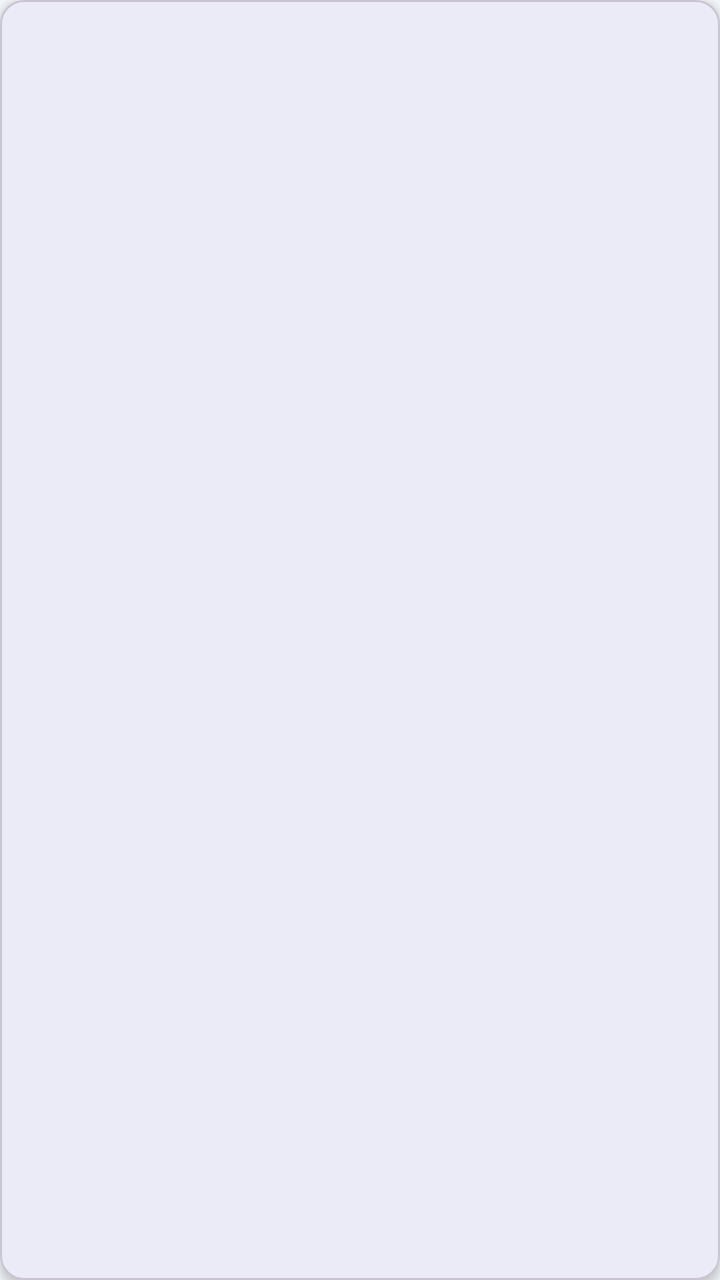
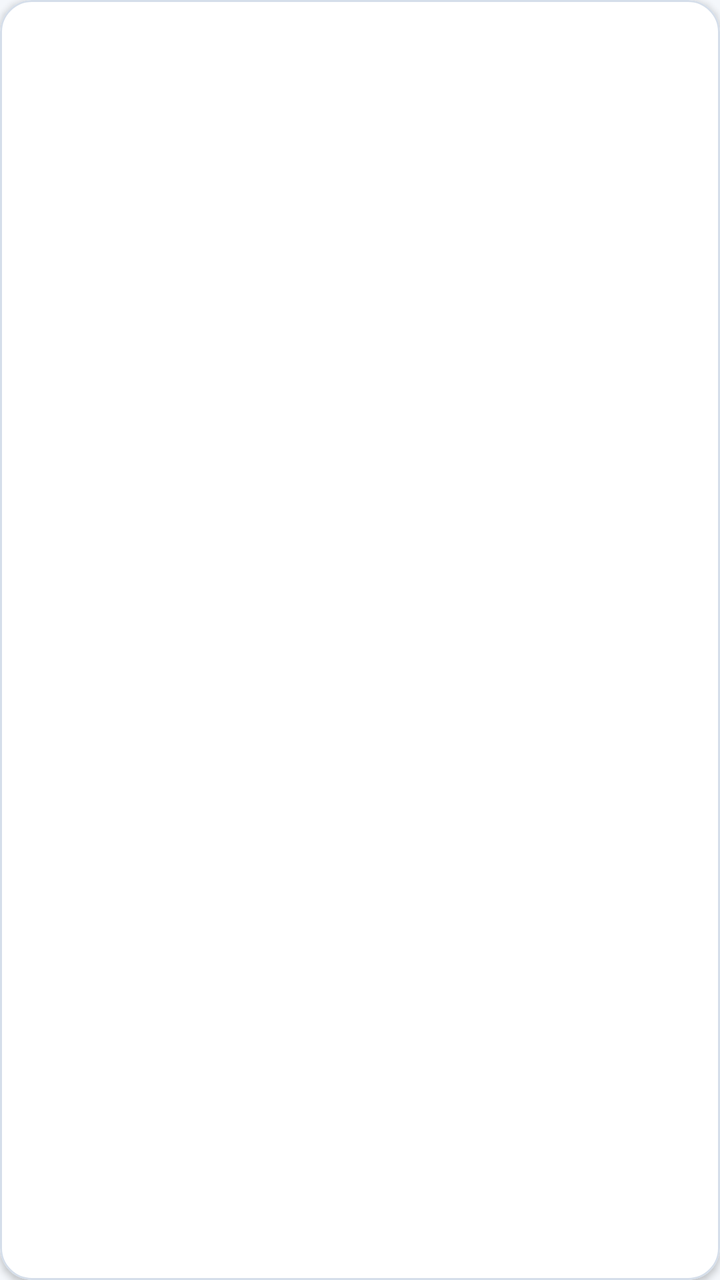

Compare the two renders of this Android layout. The source of the first and the diff that turns it into the second are given below.
<!-- AndroidManifest.xml: application theme Theme.Jokoa -->
<!-- res/layout/item_fila.xml -->
<?xml version="1.0" encoding="utf-8"?>
<com.google.android.material.card.MaterialCardView xmlns:android="http://schemas.android.com/apk/res/android"
    xmlns:app="http://schemas.android.com/apk/res-auto"
    android:layout_width="match_parent"
    android:layout_height="wrap_content"
    android:layout_margin="8dp"
    app:cardCornerRadius="12dp"
    app:cardElevation="3dp">

    <LinearLayout
        android:layout_width="match_parent"
        android:layout_height="wrap_content"
        android:orientation="vertical"
        android:padding="16dp">

        <LinearLayout
            android:layout_width="match_parent"
            android:layout_height="wrap_content"
            android:orientation="horizontal">

            <TextView
                android:id="@+id/tvTitulo"
                android:layout_width="0dp"
                android:layout_height="wrap_content"
                android:layout_weight="1"
                android:textColor="@color/jokoa_texto"
                android:textSize="16sp"
                android:textStyle="bold" />

            <TextView
                android:id="@+id/tvDerecha"
                android:layout_width="wrap_content"
                android:layout_height="wrap_content"
                android:layout_marginStart="8dp"
                android:textColor="@color/jokoa_azul"
                android:textSize="16sp"
                android:textStyle="bold" />
        </LinearLayout>

        <TextView
            android:id="@+id/tvDetalle"
            android:layout_width="match_parent"
            android:layout_height="wrap_content"
            android:layout_marginTop="6dp"
            android:lineSpacingExtra="2dp"
            android:textSize="14sp" />

        <com.google.android.material.button.MaterialButton
            android:id="@+id/btnAccion"
            android:layout_width="wrap_content"
            android:layout_height="wrap_content"
            android:layout_marginTop="8dp"
            android:visibility="gone"
            app:backgroundTint="@color/jokoa_coral_oscuro" />
    </LinearLayout>
</com.google.android.material.card.MaterialCardView>
<!-- resources referenced by this layout -->
<resources>
  <style name="Base.Theme.Jokoa" parent="Theme.Material3.Light.NoActionBar">
          <item name="colorPrimary">@color/jokoa_azul</item>
          <item name="colorOnPrimary">@android:color/white</item>
          <item name="colorSecondary">@color/jokoa_coral_oscuro</item>
          <item name="colorOnSecondary">@android:color/white</item>
          <item name="colorSecondaryContainer">@color/jokoa_azul_claro</item>
          <item name="colorOnSecondaryContainer">@color/jokoa_azul</item>
          <item name="android:windowBackground">@color/jokoa_fondo</item>
          <item name="android:textColorPrimary">@color/jokoa_texto</item>
      </style>
  <!-- unchanged entries left out for length: 6 -->
</resources>

<!-- the commit's change to res/layout/item_fila.xml (unified diff, before → after) -->
@@ -1,11 +1,8 @@
 <?xml version="1.0" encoding="utf-8"?>
-<com.google.android.material.card.MaterialCardView xmlns:android="http://schemas.android.com/apk/res/android"
-    xmlns:app="http://schemas.android.com/apk/res-auto"
+<com.google.android.material.card.MaterialCardView xmlns:android="http://schemas.android.com/apk/res/android" xmlns:app="http://schemas.android.com/apk/res-auto" xmlns:tools="http://schemas.android.com/tools"
     android:layout_width="match_parent"
     android:layout_height="wrap_content"
-    android:layout_margin="8dp"
-    app:cardCornerRadius="12dp"
-    app:cardElevation="3dp">
+    android:layout_marginBottom="12dp">
 
     <LinearLayout
         android:layout_width="match_parent"
@@ -16,6 +13,7 @@
         <LinearLayout
             android:layout_width="match_parent"
             android:layout_height="wrap_content"
+            android:gravity="top"
             android:orientation="horizontal">
 
             <TextView
@@ -31,11 +29,28 @@
                 android:id="@+id/tvDerecha"
                 android:layout_width="wrap_content"
                 android:layout_height="wrap_content"
-                android:layout_marginStart="8dp"
+                android:layout_marginStart="12dp"
                 android:textColor="@color/jokoa_azul"
                 android:textSize="16sp"
                 android:textStyle="bold" />
+
+            <TextView
+                android:id="@+id/chipEstado"
+                android:layout_width="wrap_content"
+                android:layout_height="wrap_content"
+                android:layout_marginStart="12dp"
+                android:visibility="gone" />
         </LinearLayout>
+
+        <TextView
+            android:id="@+id/tvSubtitulo"
+            android:layout_width="match_parent"
+            android:layout_height="wrap_content"
+            android:layout_marginTop="6dp"
+            android:textColor="@color/jokoa_azul"
+            android:textSize="14sp"
+            android:textStyle="bold"
+            android:visibility="gone" />
 
         <TextView
             android:id="@+id/tvDetalle"
@@ -43,14 +58,32 @@
             android:layout_height="wrap_content"
             android:layout_marginTop="6dp"
             android:lineSpacingExtra="2dp"
+            android:textColor="@color/jokoa_texto_2"
             android:textSize="14sp" />
+
+        <TextView
+            android:id="@+id/tvPie"
+            android:layout_width="match_parent"
+            android:layout_height="wrap_content"
+            android:layout_marginTop="8dp"
+            android:textColor="@color/jokoa_texto_2"
+            android:textSize="12sp"
+            android:visibility="gone" />
+
+        <TextView
+            android:id="@+id/chipPie"
+            android:layout_width="wrap_content"
+            android:layout_height="wrap_content"
+            android:layout_marginTop="10dp"
+            android:visibility="gone" />
 
         <com.google.android.material.button.MaterialButton
             android:id="@+id/btnAccion"
+            style="@style/Widget.Jokoa.Button.Compacto"
             android:layout_width="wrap_content"
             android:layout_height="wrap_content"
-            android:layout_marginTop="8dp"
-            android:visibility="gone"
-            app:backgroundTint="@color/jokoa_coral_oscuro" />
+            android:layout_gravity="end"
+            android:layout_marginTop="12dp"
+            android:visibility="gone" />
     </LinearLayout>
 </com.google.android.material.card.MaterialCardView>
<!-- resource entries referenced after the edit -->
@@ -1,14 +1,154 @@
 <!-- resources referenced by this layout -->
 <resources>
+  <color name="jokoa_texto_2">#5B6B82</color>
+  <style name="Widget.Jokoa.Button.Compacto">
+          <item name="android:minHeight">48dp</item>
+          <item name="android:textSize">15sp</item>
+          <item name="backgroundTint">@color/boton_coral_fondo</item>
+      </style>
   <style name="Base.Theme.Jokoa" parent="Theme.Material3.Light.NoActionBar">
           <item name="colorPrimary">@color/jokoa_azul</item>
           <item name="colorOnPrimary">@android:color/white</item>
+          <item name="colorPrimaryContainer">@color/jokoa_azul_claro</item>
+          <item name="colorOnPrimaryContainer">@color/jokoa_azul_noche</item>
           <item name="colorSecondary">@color/jokoa_coral_oscuro</item>
           <item name="colorOnSecondary">@android:color/white</item>
           <item name="colorSecondaryContainer">@color/jokoa_azul_claro</item>
-          <item name="colorOnSecondaryContainer">@color/jokoa_azul</item>
+          <item name="colorOnSecondaryContainer">@color/jokoa_azul_noche</item>
+          <item name="colorTertiaryContainer">@color/jokoa_coral_tenue</item>
+          <item name="colorOnTertiaryContainer">@color/jokoa_coral_oscuro</item>
+          <item name="colorSurface">@color/jokoa_superficie</item>
+          <item name="colorOnSurface">@color/jokoa_texto</item>
+          <item name="colorOnSurfaceVariant">@color/jokoa_texto_2</item>
+          <item name="colorOutline">@color/jokoa_borde_campo</item>
+          <item name="colorOutlineVariant">@color/jokoa_borde</item>
+          <item name="colorError">@color/jokoa_coral_oscuro</item>
+          <item name="android:colorBackground">@color/jokoa_fondo</item>
           <item name="android:windowBackground">@color/jokoa_fondo</item>
           <item name="android:textColorPrimary">@color/jokoa_texto</item>
+          <item name="android:textColorSecondary">@color/jokoa_texto_2</item>
+          
+          <item name="elevationOverlayEnabled">false</item>
+  
+  
+          <item name="materialButtonStyle">@style/Widget.Jokoa.Button</item>
+          <item name="materialCardViewStyle">@style/Widget.Jokoa.Card</item>
+          <item name="textInputStyle">@style/Widget.Jokoa.TextInput</item>
+          <item name="bottomNavigationStyle">@style/Widget.Jokoa.BottomNav</item>
+          <item name="tabStyle">@style/Widget.Jokoa.Tabs</item>
+          <item name="materialAlertDialogTheme">@style/ThemeOverlay.Jokoa.Dialogo</item>
+      </style>
+  <color name="jokoa_azul_noche">#0F3F6E</color>
+  <color name="jokoa_coral_tenue">#FDEEE8</color>
+  <color name="jokoa_superficie">#FFFFFF</color>
+  <color name="jokoa_borde_campo">#6F7F96</color>
+  <color name="jokoa_borde">#D5DEEA</color>
+  <style name="Widget.Jokoa.Button" parent="Widget.Material3.Button">
+          <item name="android:minHeight">56dp</item>
+          <item name="android:textSize">16sp</item>
+          <item name="android:textStyle">bold</item>
+          <item name="android:textAllCaps">false</item>
+          <item name="android:letterSpacing">0</item>
+          <item name="android:textColor">@color/boton_texto</item>
+          <item name="android:stateListAnimator">@animator/boton_pulsar</item>
+          <item name="backgroundTint">@color/boton_azul_fondo</item>
+          <item name="cornerRadius">14dp</item>
+          <item name="iconTint">@color/boton_texto</item>
+          <item name="iconGravity">textStart</item>
+          <item name="iconPadding">8dp</item>
+      </style>
+  <style name="Widget.Jokoa.Card" parent="Widget.Material3.CardView.Outlined">
+          <item name="cardBackgroundColor">@color/jokoa_superficie</item>
+          <item name="cardCornerRadius">16dp</item>
+          <item name="cardElevation">2dp</item>
+          <item name="strokeColor">@color/jokoa_borde</item>
+          <item name="strokeWidth">1dp</item>
+      </style>
+  <style name="Widget.Jokoa.TextInput" parent="Widget.Material3.TextInputLayout.OutlinedBox">
+          <item name="boxCornerRadiusTopStart">12dp</item>
+          <item name="boxCornerRadiusTopEnd">12dp</item>
+          <item name="boxCornerRadiusBottomStart">12dp</item>
+          <item name="boxCornerRadiusBottomEnd">12dp</item>
+          <item name="boxStrokeColor">@color/campo_borde</item>
+          <item name="boxStrokeErrorColor">@color/jokoa_coral_oscuro</item>
+          <item name="boxStrokeWidth">1dp</item>
+          <item name="boxStrokeWidthFocused">2dp</item>
+          <item name="hintTextColor">@color/campo_borde</item>
+          <item name="android:textColorHint">@color/jokoa_texto_2</item>
+          <item name="errorTextColor">@color/jokoa_coral_oscuro</item>
+          <item name="errorIconTint">@color/jokoa_coral_oscuro</item>
+          <item name="endIconTint">@color/jokoa_texto_2</item>
+      </style>
+  <style name="Widget.Jokoa.BottomNav" parent="Widget.Material3.BottomNavigationView">
+          <item name="backgroundTint">@color/jokoa_superficie</item>
+          <item name="itemIconTint">@color/nav_item</item>
+          <item name="itemTextColor">@color/nav_item</item>
+          <item name="itemActiveIndicatorStyle">@style/Widget.Jokoa.BottomNav.Indicador</item>
+          <item name="itemTextAppearanceActive">@style/TextoNavActivo</item>
+          <item name="itemTextAppearanceInactive">@style/TextoNav</item>
+          <item name="labelVisibilityMode">labeled</item>
+          <item name="elevation">0dp</item>
+      </style>
+  <style name="Widget.Jokoa.Tabs" parent="Widget.Material3.TabLayout">
+          <item name="tabIndicatorColor">@color/jokoa_coral</item>
+          <item name="tabIndicatorHeight">3dp</item>
+          <item name="tabSelectedTextColor">@color/jokoa_azul</item>
+          <item name="tabTextColor">@color/jokoa_texto_2</item>
+          <item name="tabTextAppearance">@style/TextoPestana</item>
+          <item name="tabMinWidth">0dp</item>
+          <item name="android:minHeight">48dp</item>
+      </style>
+  <style name="ThemeOverlay.Jokoa.Dialogo" parent="ThemeOverlay.Material3.MaterialAlertDialog">
+          <item name="alertDialogStyle">@style/MaterialAlertDialog.Jokoa</item>
+          <item name="materialAlertDialogTitleTextStyle">@style/MaterialAlertDialog.Jokoa.Titulo</item>
+          <item name="buttonBarPositiveButtonStyle">@style/Widget.Jokoa.Button.CompactoAzul</item>
+          <item name="buttonBarNegativeButtonStyle">@style/Widget.Jokoa.Button.Texto</item>
+          <item name="buttonBarNeutralButtonStyle">@style/Widget.Jokoa.Button.Texto</item>
+          <item name="android:backgroundDimAmount">0.55</item>
+          <item name="android:windowAnimationStyle">@style/Animacion.Jokoa.Dialogo</item>
+      </style>
+  <style name="Widget.Jokoa.BottomNav.Indicador" parent="Widget.Material3.BottomNavigationView.ActiveIndicator">
+          <item name="android:color">@color/jokoa_azul_claro</item>
+      </style>
+  <style name="TextoNavActivo" parent="TextoNav">
+          <item name="android:textColor">@color/jokoa_azul_noche</item>
+      </style>
+  <style name="TextoNav" parent="TextAppearance.Material3.LabelMedium">
+          <item name="android:textSize">12sp</item>
+          <item name="android:textStyle">bold</item>
+      </style>
+  <color name="jokoa_coral">#D85A30</color>
+  <style name="TextoPestana" parent="TextAppearance.Material3.TitleSmall">
+          <item name="android:textSize">16sp</item>
+          <item name="android:textStyle">bold</item>
+          <item name="textAllCaps">false</item>
+      </style>
+  <style name="MaterialAlertDialog.Jokoa" parent="MaterialAlertDialog.Material3">
+          <item name="shapeAppearance">@style/ShapeAppearance.Jokoa.Dialogo</item>
+          <item name="backgroundTint">@color/jokoa_superficie</item>
+      </style>
+  <style name="MaterialAlertDialog.Jokoa.Titulo" parent="MaterialAlertDialog.Material3.Title.Text">
+          <item name="android:textSize">20sp</item>
+          <item name="android:textStyle">normal</item>
+          <item name="android:textColor">@color/jokoa_texto</item>
+      </style>
+  <style name="Widget.Jokoa.Button.CompactoAzul">
+          <item name="android:minHeight">48dp</item>
+          <item name="android:textSize">15sp</item>
+      </style>
+  <style name="Widget.Jokoa.Button.Texto" parent="Widget.Material3.Button.TextButton">
+          <item name="android:minHeight">48dp</item>
+          <item name="android:textSize">16sp</item>
+          <item name="android:textStyle">bold</item>
+          <item name="android:textAllCaps">false</item>
+          <item name="android:textColor">@color/jokoa_azul</item>
+      </style>
+  <style name="Animacion.Jokoa.Dialogo" parent="@android:style/Animation.Dialog">
+          <item name="android:windowEnterAnimation">@anim/dialogo_entra</item>
+          <item name="android:windowExitAnimation">@anim/dialogo_sale</item>
+      </style>
+  <style name="ShapeAppearance.Jokoa.Dialogo" parent="ShapeAppearance.Material3.Corner.ExtraLarge">
+          <item name="cornerSize">16dp</item>
       </style>
   <!-- unchanged entries left out for length: 6 -->
 </resources>
